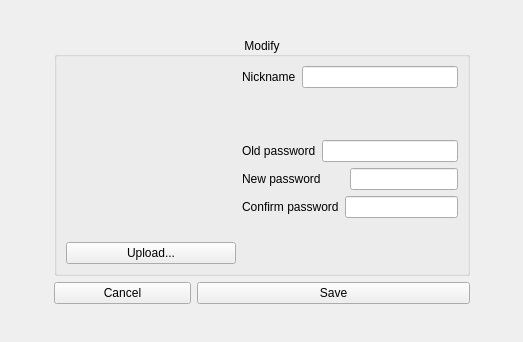
Before: the Qt Designer form Client/modify.ui in PolitoTeam/Scriba, drawn with Qt 5.
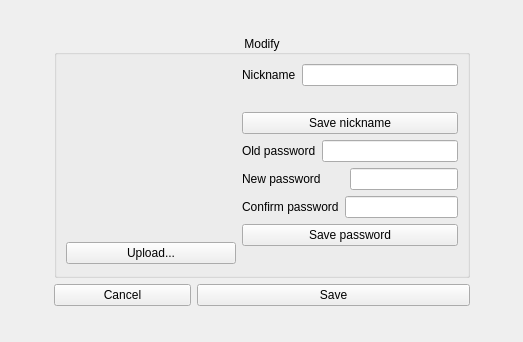
After: the same form once the commit is applied.

Commit message: Splitted update nickname and password

What changed in the file:
```diff
--- a/Client/modify.ui
+++ b/Client/modify.ui
@@ -114,6 +114,13 @@
             </property>
            </widget>
           </item>
+          <item>
+           <widget class="QPushButton" name="pushSaveNickname">
+            <property name="text">
+             <string>Save nickname</string>
+            </property>
+           </widget>
+          </item>
           <item>
            <layout class="QHBoxLayout" name="horizontalLayout_10">
             <item>
@@ -174,6 +181,13 @@
             </item>
            </layout>
           </item>
+          <item>
+           <widget class="QPushButton" name="pushButton_2">
+            <property name="text">
+             <string>Save password</string>
+            </property>
+           </widget>
+          </item>
           <item>
            <widget class="QLabel" name="labelInfoPass">
             <property name="styleSheet">
```
Left out of the diff: 26 changed lines with no effect on the pictures. The commit also changes 8 other files.
